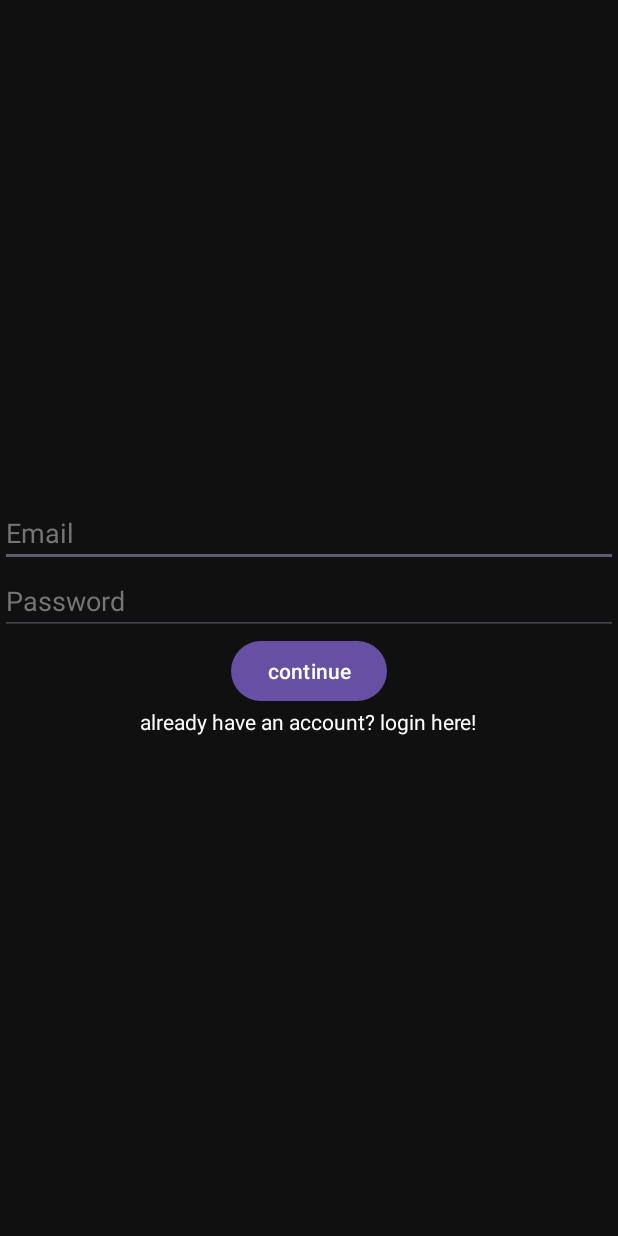
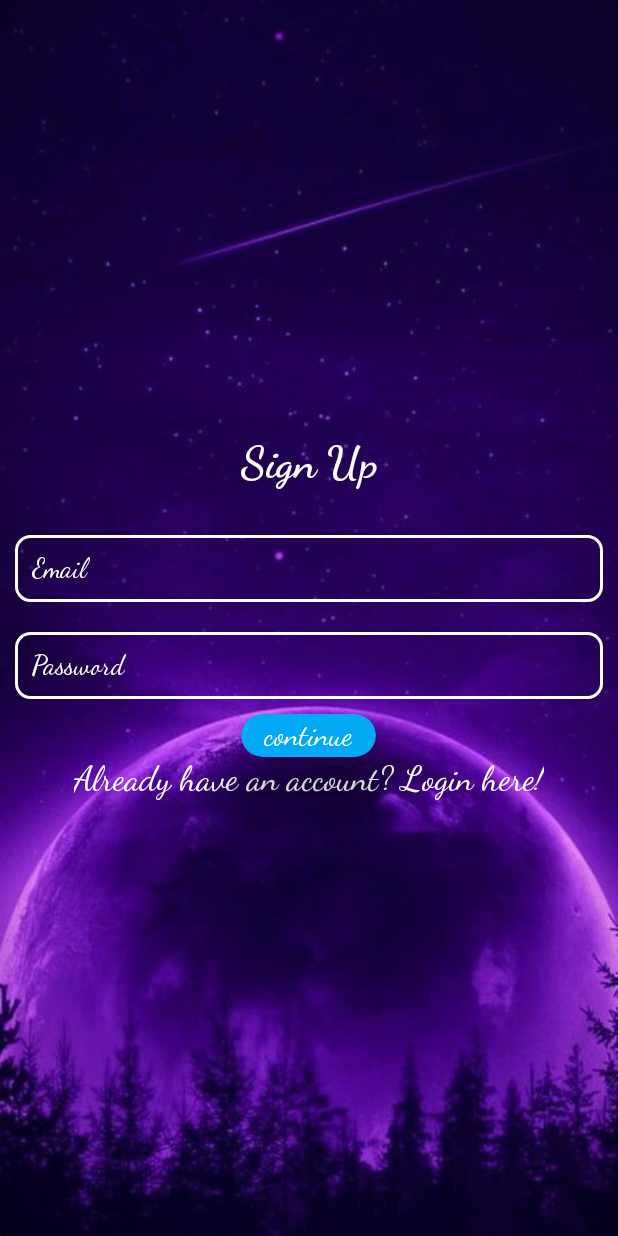
Before and after one commit to ravigavade/firebaseAuth, an Android app: the screen it shows after launch (SignupActivity), on a phone screen of 412 x 824 dp. Run offline under Robolectric (Android 15) with nearby library versions, the phone set to English and light mode, and no system bars; our stand-ins replace Firebase (no records; nobody signed in at launch, a user with empty details on screens opened directly).

Commit message:
added 1 thing, idk what

```diff
--- /dev/null
+++ b/app/src/main/res/drawable/rounded_border.xml
@@ -0,0 +1,8 @@
+<!-- res/drawable/rounded_border.xml -->
+<shape xmlns:android="http://schemas.android.com/apk/res/android">
+    <solid android:color="@android:color/transparent"/> <!-- Background color -->
+    <stroke
+        android:width="2dp"
+        android:color="#FFFFFF"/> <!-- Border color and width -->
+    <corners android:radius="9dp"/> <!-- Corner radius -->
+</shape>
--- a/app/src/main/res/layout/activity_signup.xml
+++ b/app/src/main/res/layout/activity_signup.xml
@@ -5,40 +5,79 @@
     xmlns:app="http://schemas.android.com/apk/res-auto"
     xmlns:tools="http://schemas.android.com/tools"
     android:id="@+id/main"
-    android:background="#101010"
+    android:background="@drawable/bgg"
     android:gravity="center"
     android:layout_width="match_parent"
     android:layout_height="match_parent"
     tools:context=".SignupActivity">
 
+    <TextView
+        android:fontFamily="cursive"
+        android:layout_width="match_parent"
+        android:layout_height="wrap_content"
+        android:layout_marginBottom="20dp"
+        android:elevation="33dp"
+        android:gravity="center"
+        android:text="Sign Up"
+        android:textColor="@color/white"
+        android:textSize="29sp"
+        android:textStyle="bold" />
+
+
     <EditText
+        android:background="@drawable/rounded_border"
+        android:fontFamily="cursive"
         android:id="@+id/mail"
+        android:padding="11dp"
         android:layout_width="match_parent"
         android:layout_height="wrap_content"
         android:hint="Email"
-        android:textColorHint="#757575"
+        android:textColorHint="@color/white"
         android:inputType="textEmailAddress"
         android:autofillHints="emailAddress"
-        />
+        android:layout_margin="10dp" />
+
     <EditText
         android:id="@+id/passowrd"
+        android:background="@drawable/rounded_border"
+        android:padding="11dp"
+        android:fontFamily="cursive"
+        android:layout_margin="10dp"
         android:layout_width="match_parent"
         android:layout_height="wrap_content"
         android:hint="Password"
-        android:textColorHint="#757575"
-        android:inputType="textEmailAddress"
-        android:autofillHints="emailAddress"
-        />
-    <Button
+        android:textColorHint="@color/white"
+        android:inputType="textPassword"
+        android:autofillHints="password" />
+
+
+
+    <androidx.cardview.widget.CardView
         android:id="@+id/continueBtn"
+        android:layout_width="90dp"
+        android:backgroundTint="#03A9F4"
+        app:cardElevation="23dp"
+        app:cardCornerRadius="22dp"
+        android:layout_height="wrap_content">
+        <TextView
+            android:layout_margin="2dp"
+            android:layout_gravity="center"
+            android:gravity="center"
+            android:textColor="@color/white"
+            android:layout_width="wrap_content"
+            android:layout_height="wrap_content"
+            android:text="continue"
+            android:textSize="20sp"
+            android:fontFamily="cursive" />
+    </androidx.cardview.widget.CardView>
+
+    <TextView
+        android:id="@+id/move"
+        android:fontFamily="cursive"
+        android:textSize="23dp"
         android:layout_width="wrap_content"
         android:layout_height="wrap_content"
-        android:text="continue"/>
-    <TextView
-        android:id="@+id/move"
-        android:layout_width="wrap_content"
-        android:layout_height="wrap_content"
-        android:text="already have an account? login here!"
+        android:text="Already have an account? Login here!"
         android:textColor="@color/white"/>
 
 </LinearLayout>
```
Also changed, not shown: app/src/main/java/com/example/firebaseauthapp/MainActivity.kt (+10 -0 lines), app/src/main/res/layout/activity_login.xml (+60 -15 lines), app/src/main/res/layout/activity_main.xml (+20 -4 lines), app/src/main/res/drawable/bgg.jpg (added), app/src/main/res/font/audiowide.ttf (added).
